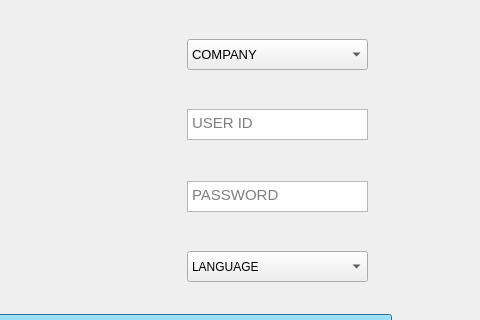
The window that ui/test_login.ui (sayfoo/pyside6_notepad_clone_test) describes before a commit, drawn with Qt 5; both pictures show x 143 to 623 and y 176 to 496 of the 623 by 623 pixel window.
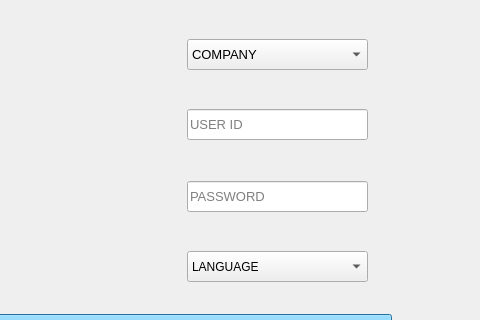
The same window after the commit.

Commit message: main and login ui files update

The edit to the form file:
```diff
--- a/ui/test_login.ui
+++ b/ui/test_login.ui
@@ -75,45 +75,6 @@
     <string>LOGIN</string>
    </property>
   </widget>
-  <widget class="QTextEdit" name="userid">
-   <property name="geometry">
-    <rect>
-     <x>330</x>
-     <y>285</y>
-     <width>181</width>
-     <height>31</height>
-    </rect>
-   </property>
-   <property name="sizePolicy">
-    <sizepolicy hsizetype="Fixed" vsizetype="Fixed">
-     <horstretch>0</horstretch>
-     <verstretch>0</verstretch>
-    </sizepolicy>
-   </property>
-   <property name="minimumSize">
-    <size>
-     <width>181</width>
-     <height>31</height>
-    </size>
-   </property>
-   <property name="maximumSize">
-    <size>
-     <width>181</width>
-     <height>31</height>
-    </size>
-   </property>
-   <property name="font">
-    <font>
-     <pointsize>11</pointsize>
-    </font>
-   </property>
-   <property name="layoutDirection">
-    <enum>Qt::LeftToRight</enum>
-   </property>
-   <property name="placeholderText">
-    <string>USER ID</string>
-   </property>
-  </widget>
   <widget class="QComboBox" name="combo_02">
    <property name="geometry">
     <rect>
@@ -155,45 +116,6 @@
     </property>
    </item>
   </widget>
-  <widget class="QTextEdit" name="psswd">
-   <property name="geometry">
-    <rect>
-     <x>330</x>
-     <y>357</y>
-     <width>181</width>
-     <height>31</height>
-    </rect>
-   </property>
-   <property name="sizePolicy">
-    <sizepolicy hsizetype="Fixed" vsizetype="Fixed">
-     <horstretch>0</horstretch>
-     <verstretch>0</verstretch>
-    </sizepolicy>
-   </property>
-   <property name="minimumSize">
-    <size>
-     <width>181</width>
-     <height>31</height>
-    </size>
-   </property>
-   <property name="maximumSize">
-    <size>
-     <width>181</width>
-     <height>31</height>
-    </size>
-   </property>
-   <property name="font">
-    <font>
-     <pointsize>11</pointsize>
-    </font>
-   </property>
-   <property name="layoutDirection">
-    <enum>Qt::LeftToRight</enum>
-   </property>
-   <property name="placeholderText">
-    <string>PASSWORD</string>
-   </property>
-  </widget>
   <widget class="QComboBox" name="combo_01">
    <property name="geometry">
     <rect>
@@ -240,6 +162,90 @@
     </property>
    </item>
   </widget>
+  <widget class="QLineEdit" name="passwd">
+   <property name="geometry">
+    <rect>
+     <x>330</x>
+     <y>357</y>
+     <width>181</width>
+     <height>31</height>
+    </rect>
+   </property>
+   <property name="sizePolicy">
+    <sizepolicy hsizetype="Fixed" vsizetype="Fixed">
+     <horstretch>0</horstretch>
+     <verstretch>0</verstretch>
+    </sizepolicy>
+   </property>
+   <property name="minimumSize">
+    <size>
+     <width>181</width>
+     <height>31</height>
+    </size>
+   </property>
+   <property name="maximumSize">
+    <size>
+     <width>181</width>
+     <height>31</height>
+    </size>
+   </property>
+   <property name="font">
+    <font>
+     <pointsize>10</pointsize>
+    </font>
+   </property>
+   <property name="text">
+    <string/>
+   </property>
+   <property name="echoMode">
+    <enum>QLineEdit::Password</enum>
+   </property>
+   <property name="placeholderText">
+    <string>PASSWORD</string>
+   </property>
+  </widget>
+  <widget class="QLineEdit" name="passwd_2">
+   <property name="geometry">
+    <rect>
+     <x>330</x>
+     <y>285</y>
+     <width>181</width>
+     <height>31</height>
+    </rect>
+   </property>
+   <property name="sizePolicy">
+    <sizepolicy hsizetype="Fixed" vsizetype="Fixed">
+     <horstretch>0</horstretch>
+     <verstretch>0</verstretch>
+    </sizepolicy>
+   </property>
+   <property name="minimumSize">
+    <size>
+     <width>181</width>
+     <height>31</height>
+    </size>
+   </property>
+   <property name="maximumSize">
+    <size>
+     <width>181</width>
+     <height>31</height>
+    </size>
+   </property>
+   <property name="font">
+    <font>
+     <pointsize>10</pointsize>
+    </font>
+   </property>
+   <property name="text">
+    <string/>
+   </property>
+   <property name="echoMode">
+    <enum>QLineEdit::Normal</enum>
+   </property>
+   <property name="placeholderText">
+    <string>USER ID</string>
+   </property>
+  </widget>
  </widget>
  <resources/>
  <connections/>
```
The commit also changes 2 other files.
